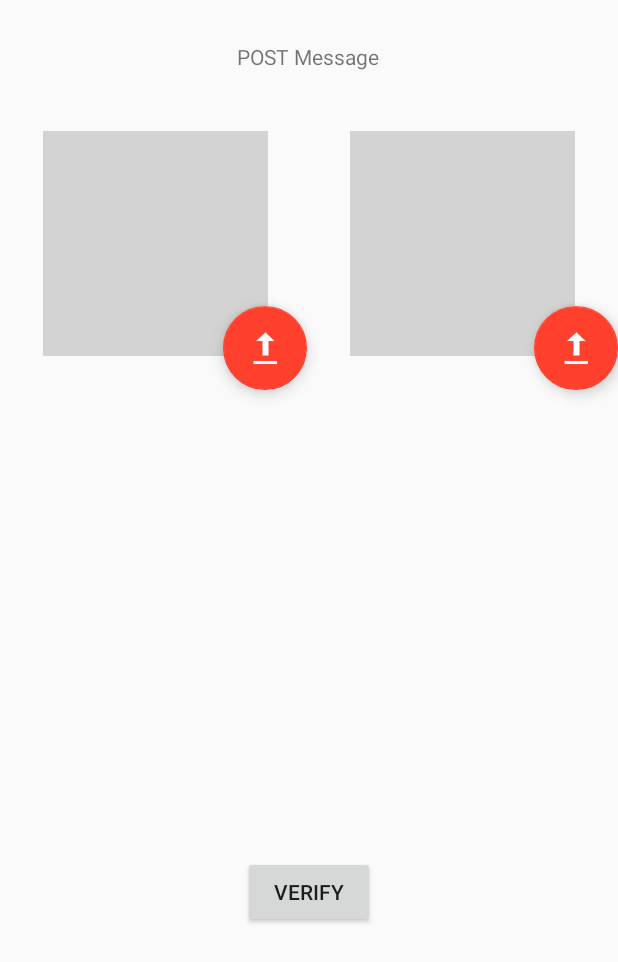
After one commit to lgtdlr/KioskApp, an Android app: the VerifyActivity screen opened directly, with no data from a screen before it, on a phone screen of 412 x 824 dp. The commit adds this screen. Shown: the top 962 px of the screen. Run offline under Robolectric (Android 15) with nearby library versions, the phone set to English and light mode, and no system bars; pictures from the network do not load.

Commit message:
Experimental VerifyActivity

```diff
--- a/app/src/main/java/com/example/kioskapp/MainActivity.java
+++ b/app/src/main/java/com/example/kioskapp/MainActivity.java
@@ -41,6 +41,12 @@ public class MainActivity extends AppCompatActivity implements NavigationView.On
         startActivity(teachIntent);
     }
 
+    public void onVerifyClick(View view) {
+        //start new activity
+        Intent verifyIntent = new Intent(this, VerifyActivity.class);
+        startActivity(verifyIntent);
+    }
+
     public void onIdentifyClick(View view) {
         Intent identifyIntent = new Intent(this, IdentifyActivity.class);
         startActivity(identifyIntent);
--- a/app/src/main/res/layout/activity_detect.xml
+++ b/app/src/main/res/layout/activity_detect.xml
@@ -62,7 +62,7 @@
         android:verticalSpacing="5dp"
         app:layout_constraintBottom_toTopOf="@+id/guideline3"
         app:layout_constraintEnd_toEndOf="parent"
-        app:layout_constraintHorizontal_bias="0.484"
+        app:layout_constraintHorizontal_bias="0.481"
         app:layout_constraintStart_toStartOf="parent"
         app:layout_constraintTop_toTopOf="@+id/guideline"
         app:layout_constraintVertical_bias="0.0" />
--- /dev/null
+++ b/app/src/main/res/layout/activity_verify.xml
@@ -0,0 +1,135 @@
+<?xml version="1.0" encoding="utf-8"?>
+<androidx.constraintlayout.widget.ConstraintLayout xmlns:android="http://schemas.android.com/apk/res/android"
+    xmlns:app="http://schemas.android.com/apk/res-auto"
+    xmlns:tools="http://schemas.android.com/tools"
+    android:layout_width="match_parent"
+    android:layout_height="match_parent"
+    tools:context=".VerifyActivity">
+
+    <TextView
+        android:id="@+id/postVerifyText"
+        android:layout_width="wrap_content"
+        android:layout_height="wrap_content"
+        android:layout_marginTop="28dp"
+        android:text="POST Message"
+        android:textAlignment="center"
+        app:layout_constraintBottom_toTopOf="@+id/guideline2"
+        app:layout_constraintEnd_toEndOf="parent"
+        app:layout_constraintHorizontal_bias="0.498"
+        app:layout_constraintStart_toStartOf="parent"
+        app:layout_constraintTop_toTopOf="parent"
+        app:layout_constraintVertical_bias="0.0" />
+
+    <ImageView
+        android:id="@+id/face1Selected"
+        android:layout_width="150dp"
+        android:layout_height="150dp"
+        android:background="#D3D3D3"
+        android:contentDescription="@string/teachImageSelectedView"
+        android:maxWidth="150dp"
+        android:maxHeight="300dp"
+        android:minWidth="150dp"
+        android:minHeight="150dp"
+        android:scaleType="fitXY"
+        app:layout_constraintBottom_toTopOf="@+id/guideline"
+        app:layout_constraintEnd_toStartOf="@+id/guideline4"
+        app:layout_constraintHorizontal_bias="0.527"
+        app:layout_constraintStart_toStartOf="parent"
+        app:layout_constraintTop_toTopOf="@+id/guideline2"
+        tools:srcCompat="@tools:sample/avatars" />
+
+    <ImageView
+        android:id="@+id/face2Selected"
+        android:layout_width="150dp"
+        android:layout_height="150dp"
+        android:background="#D3D3D3"
+        android:contentDescription="@string/teachImageSelectedView"
+        android:maxWidth="150dp"
+        android:maxHeight="300dp"
+        android:minWidth="150dp"
+        android:minHeight="300dp"
+        android:scaleType="fitXY"
+        app:layout_constraintBottom_toTopOf="@+id/guideline"
+        app:layout_constraintEnd_toEndOf="parent"
+        app:layout_constraintStart_toStartOf="@+id/guideline4"
+        app:layout_constraintTop_toTopOf="@+id/guideline2"
+        tools:srcCompat="@tools:sample/avatars" />
+
+    <com.google.android.material.floatingactionbutton.FloatingActionButton
+        android:id="@+id/uploadButton2"
+        android:layout_width="wrap_content"
+        android:layout_height="wrap_content"
+        android:clickable="true"
+        android:focusable="true"
+        android:onClick="onFace2UploadClick"
+        app:layout_constraintBottom_toTopOf="@+id/guideline"
+        app:layout_constraintEnd_toEndOf="parent"
+        app:srcCompat="@android:drawable/stat_sys_upload" />
+
+    <com.google.android.material.floatingactionbutton.FloatingActionButton
+        android:id="@+id/uploadButton3"
+        android:layout_width="wrap_content"
+        android:layout_height="wrap_content"
+        android:clickable="true"
+        android:focusable="true"
+        android:onClick="onFace1UploadClick"
+        app:layout_constraintBottom_toTopOf="@+id/guideline"
+        app:layout_constraintEnd_toStartOf="@+id/guideline4"
+        app:srcCompat="@android:drawable/stat_sys_upload" />
+
+    <androidx.constraintlayout.widget.Guideline
+        android:id="@+id/guideline"
+        android:layout_width="wrap_content"
+        android:layout_height="wrap_content"
+        android:orientation="horizontal"
+        app:layout_constraintGuide_begin="260dp" />
+
+    <androidx.constraintlayout.widget.Guideline
+        android:id="@+id/guideline2"
+        android:layout_width="wrap_content"
+        android:layout_height="wrap_content"
+        android:orientation="horizontal"
+        app:layout_constraintGuide_begin="65dp" />
+
+    <androidx.constraintlayout.widget.Guideline
+        android:id="@+id/guideline3"
+        android:layout_width="wrap_content"
+        android:layout_height="wrap_content"
+        android:orientation="horizontal"
+        app:layout_constraintGuide_begin="533dp" />
+
+    <androidx.constraintlayout.widget.Guideline
+        android:id="@+id/guideline5"
+        android:layout_width="wrap_content"
+        android:layout_height="wrap_content"
+        android:orientation="horizontal"
+        app:layout_constraintGuide_begin="656dp" />
+
+    <androidx.constraintlayout.widget.Guideline
+        android:id="@+id/guideline4"
+        android:layout_width="wrap_content"
+        android:layout_height="wrap_content"
+        android:orientation="vertical"
+        app:layout_constraintGuide_begin="205dp" />
+
+    <Button
+        android:id="@+id/verifyButton"
+        android:layout_width="wrap_content"
+        android:layout_height="wrap_content"
+        android:text="Verify"
+        app:layout_constraintBottom_toTopOf="@+id/guideline5"
+        app:layout_constraintEnd_toEndOf="parent"
+        app:layout_constraintStart_toStartOf="parent"
+        app:layout_constraintTop_toTopOf="@+id/guideline3"
+        android:onClick="onVerifyClickButton"/>
+
+    <TextView
+        android:id="@+id/verifyResults"
+        android:layout_width="235dp"
+        android:layout_height="106dp"
+        app:layout_constraintBottom_toTopOf="@+id/guideline3"
+        app:layout_constraintEnd_toEndOf="parent"
+        app:layout_constraintStart_toStartOf="parent"
+        app:layout_constraintTop_toTopOf="@+id/guideline" />
+
+</androidx.constraintlayout.widget.ConstraintLayout>
--- a/app/src/main/res/values/dimens.xml
+++ b/app/src/main/res/values/dimens.xml
@@ -9,5 +9,6 @@
     <dimen name="headerTextSize">25sp</dimen>
     <dimen name="headerMoreTextSize">18sp</dimen>
     <dimen name="card_margin">5dp</dimen>
+    <dimen name="view_margin">5dp</dimen>
 
 </resources>
--- a/app/src/main/res/values/styles.xml
+++ b/app/src/main/res/values/styles.xml
@@ -37,4 +37,8 @@
         <item name="android:textStyle">bold</item>
     </style>
 
+    <style name="ButtonStyle">
+        <item name="android:textColor">#ffffff</item>
+    </style>
+
 </resources>
```
Also changed, not shown: app/src/main/AndroidManifest.xml (+7 -3 lines), app/src/main/java/com/example/kioskapp/VerifyActivity.java (added, +399 -0 lines), app/src/main/res/layout/card_services.xml (+80 -8 lines).
